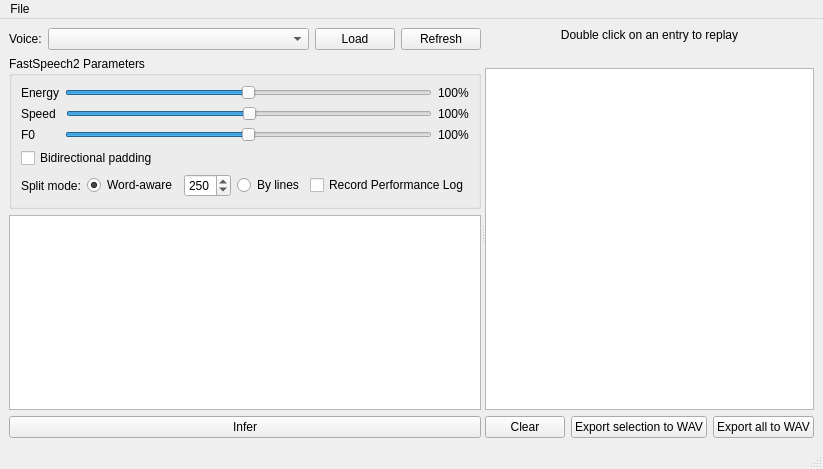
This is mainwindow.ui in ZDisket/TensorVox as Qt 5 draws it before an edit. The edited form follows.
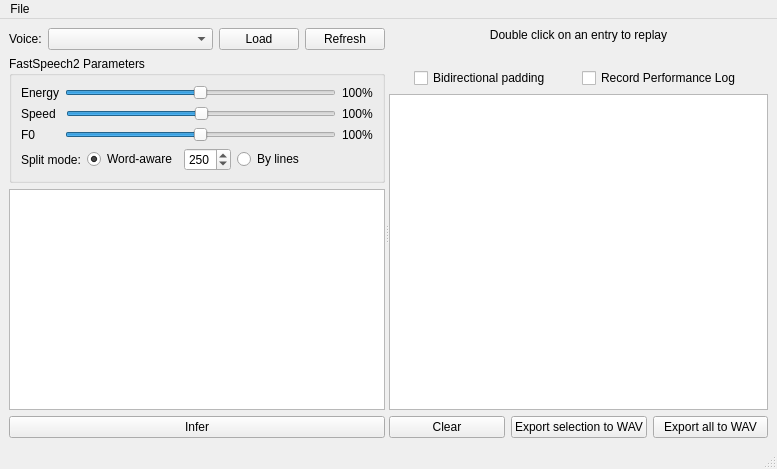
This is the edited form.

```diff
--- a/mainwindow.ui
+++ b/mainwindow.ui
@@ -6,7 +6,7 @@
    <rect>
     <x>0</x>
     <y>0</y>
-    <width>753</width>
+    <width>777</width>
     <height>469</height>
    </rect>
   </property>
@@ -173,17 +173,6 @@
              </item>
             </layout>
            </item>
-           <item>
-            <layout class="QHBoxLayout" name="horizontalLayout_7">
-             <item>
-              <widget class="QCheckBox" name="chkBiPad">
-               <property name="text">
-                <string>Bidirectional padding</string>
-               </property>
-              </widget>
-             </item>
-            </layout>
-           </item>
            <item>
             <layout class="QHBoxLayout" name="horizontalLayout_5">
              <item>
@@ -253,13 +242,6 @@
                </property>
               </widget>
              </item>
-             <item>
-              <widget class="QCheckBox" name="chkRecPerfLog">
-               <property name="text">
-                <string>Record Performance Log</string>
-               </property>
-              </widget>
-             </item>
              <item>
               <spacer name="horizontalSpacer">
                <property name="orientation">
@@ -327,6 +309,36 @@
           </property>
          </widget>
         </item>
+        <item>
+         <layout class="QHBoxLayout" name="horizontalLayout_7">
+          <item>
+           <widget class="QCheckBox" name="chkBiPad">
+            <property name="sizePolicy">
+             <sizepolicy hsizetype="Maximum" vsizetype="Fixed">
+              <horstretch>0</horstretch>
+              <verstretch>0</verstretch>
+             </sizepolicy>
+            </property>
+            <property name="text">
+             <string>Bidirectional padding</string>
+            </property>
+           </widget>
+          </item>
+          <item>
+           <widget class="QCheckBox" name="chkRecPerfLog">
+            <property name="sizePolicy">
+             <sizepolicy hsizetype="Maximum" vsizetype="Fixed">
+              <horstretch>0</horstretch>
+              <verstretch>0</verstretch>
+             </sizepolicy>
+            </property>
+            <property name="text">
+             <string>Record Performance Log</string>
+            </property>
+           </widget>
+          </item>
+         </layout>
+        </item>
         <item>
          <widget class="QListWidget" name="lstUtts">
           <property name="sizePolicy">
@@ -376,7 +388,7 @@
     <rect>
      <x>0</x>
      <y>0</y>
-     <width>753</width>
+     <width>777</width>
      <height>20</height>
     </rect>
    </property>
```
